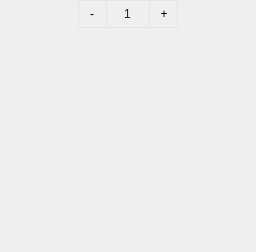
Qt form ui/admin/toast.ui (dinhphuquy2k1/python-qt5) before a commit.
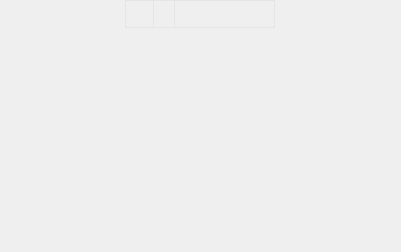
The same form after that commit. Icons and pictures are not drawn.

Patch:
```diff
--- a/ui/admin/toast.ui
+++ b/ui/admin/toast.ui
@@ -6,7 +6,7 @@
    <rect>
     <x>0</x>
     <y>0</y>
-    <width>256</width>
+    <width>401</width>
     <height>252</height>
    </rect>
   </property>
@@ -14,21 +14,7 @@
    <string>Form</string>
   </property>
   <property name="styleSheet">
-   <string notr="true">#order_group_btn{
-	border: 1px solid #e5e5e5;
-}
-
-#minus_order_btn, #plus_order_btn{
-	border: none;
-}
-
-#minus_order_btn{
-	border-right: 1px solid #e5e5e5;
-}
-
-#plus_order_btn{
-		border-left: 1px solid #e5e5e5;
-}</string>
+   <string notr="true"/>
   </property>
   <layout class="QVBoxLayout" name="verticalLayout">
    <property name="spacing">
@@ -102,7 +88,7 @@
         </property>
         <property name="maximumSize">
          <size>
-          <width>100</width>
+          <width>150</width>
           <height>28</height>
          </size>
         </property>
@@ -125,9 +111,9 @@
          <item>
           <layout class="QHBoxLayout" name="horizontalLayout">
            <property name="spacing">
-            <number>0</number>
+            <number>20</number>
            </property>
-           <item>
+           <item alignment="Qt::AlignLeft">
             <widget class="QPushButton" name="minus_order_btn">
              <property name="sizePolicy">
               <sizepolicy hsizetype="Preferred" vsizetype="Preferred">
@@ -151,51 +137,15 @@
               <cursorShape>PointingHandCursor</cursorShape>
              </property>
              <property name="text">
-              <string>-</string>
+              <string/>
              </property>
-            </widget>
-           </item>
-           <item alignment="Qt::AlignTop">
-            <widget class="QSpinBox" name="quantity_order">
-             <property name="sizePolicy">
-              <sizepolicy hsizetype="Preferred" vsizetype="Preferred">
-               <horstretch>0</horstretch>
-               <verstretch>0</verstretch>
-              </sizepolicy>
+             <property name="icon">
+              <iconset resource="../resource.qrc">
+               <normaloff>:/icon/resources/icon/pen.svg</normaloff>:/icon/resources/icon/pen.svg</iconset>
              </property>
-             <property name="minimumSize">
-              <size>
-               <width>0</width>
-               <height>28</height>
-              </size>
-             </property>
-             <property name="maximumSize">
-              <size>
-               <width>16777215</width>
-               <height>16777215</height>
-              </size>
-             </property>
-             <property name="layoutDirection">
-              <enum>Qt::LeftToRight</enum>
-             </property>
-             <property name="frame">
-              <bool>false</bool>
-             </property>
-             <property name="alignment">
-              <set>Qt::AlignCenter</set>
-             </property>
-             <property name="buttonSymbols">
-              <enum>QAbstractSpinBox::NoButtons</enum>
-             </property>
-             <property name="minimum">
-              <number>1</number>
-             </property>
-             <property name="maximum">
-              <number>50</number>
-             </property>
             </widget>
            </item>
-           <item>
+           <item alignment="Qt::AlignLeft">
             <widget class="QPushButton" name="plus_order_btn">
              <property name="sizePolicy">
               <sizepolicy hsizetype="Preferred" vsizetype="Preferred">
@@ -219,10 +169,27 @@
               <cursorShape>PointingHandCursor</cursorShape>
              </property>
              <property name="text">
-              <string>+</string>
+              <string/>
+             </property>
+             <property name="icon">
+              <iconset resource="../resource.qrc">
+               <normaloff>:/icon/resources/icon/red-delete-10433.svg</normaloff>:/icon/resources/icon/red-delete-10433.svg</iconset>
              </property>
             </widget>
            </item>
+           <item>
+            <spacer name="horizontalSpacer">
+             <property name="orientation">
+              <enum>Qt::Horizontal</enum>
+             </property>
+             <property name="sizeHint" stdset="0">
+              <size>
+               <width>40</width>
+               <height>20</height>
+              </size>
+             </property>
+            </spacer>
+           </item>
           </layout>
          </item>
         </layout>
```
